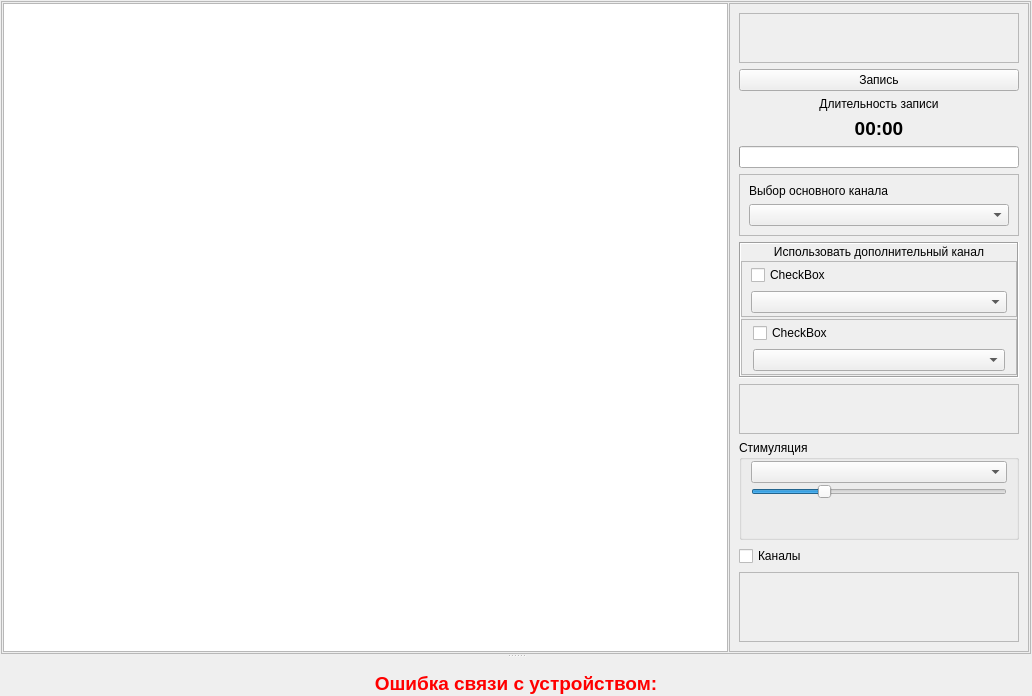
Qt form metodics/trenagers/trenexecute.ui (grigp/a-analyser) before a commit.
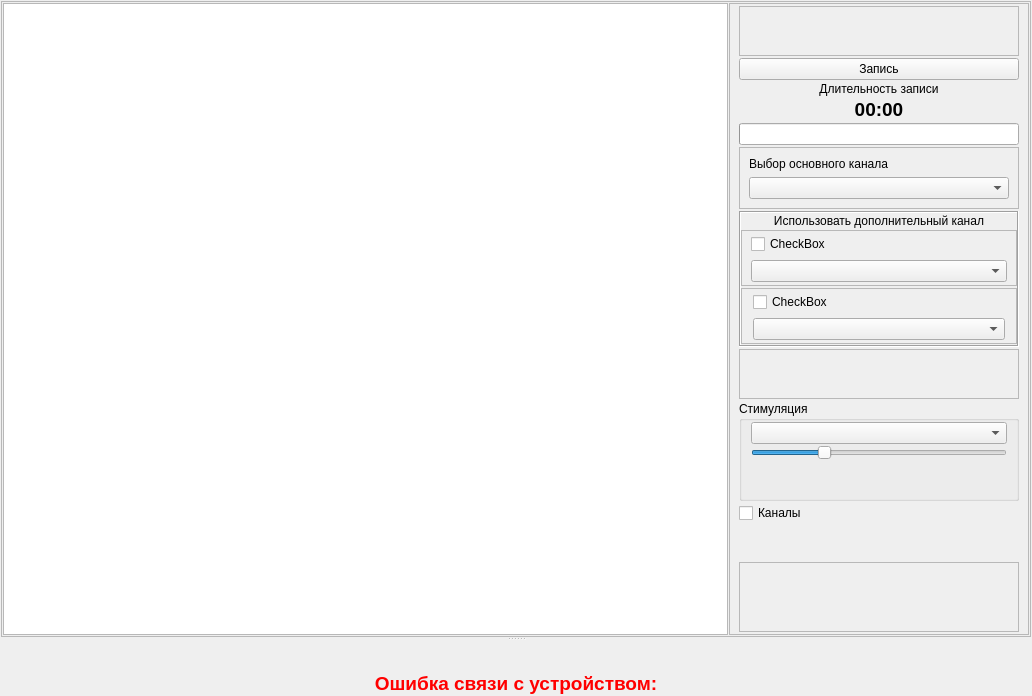
The same form after that commit. Icons and pictures are not drawn. Custom widgets are drawn as their Qt base class.

Commit message: Тетрис. Сброс фигур

The edit to the form file:
```diff
--- a/metodics/trenagers/trenexecute.ui
+++ b/metodics/trenagers/trenexecute.ui
@@ -87,6 +87,15 @@
           <enum>QFrame::Raised</enum>
          </property>
          <layout class="QVBoxLayout" name="verticalLayout">
+          <property name="spacing">
+           <number>2</number>
+          </property>
+          <property name="topMargin">
+           <number>2</number>
+          </property>
+          <property name="bottomMargin">
+           <number>2</number>
+          </property>
           <item>
            <widget class="QFrame" name="frGameControl">
             <property name="minimumSize">
@@ -105,15 +114,21 @@
              <number>0</number>
             </property>
             <layout class="QVBoxLayout" name="verticalLayout_5">
+             <property name="spacing">
+              <number>2</number>
+             </property>
              <property name="leftMargin">
               <number>0</number>
              </property>
              <property name="topMargin">
-              <number>11</number>
+              <number>2</number>
              </property>
              <property name="rightMargin">
               <number>0</number>
              </property>
+             <property name="bottomMargin">
+              <number>2</number>
+             </property>
             </layout>
            </widget>
           </item>
@@ -358,12 +373,21 @@
              <enum>QFrame::Raised</enum>
             </property>
             <layout class="QVBoxLayout" name="verticalLayout_4">
+             <property name="spacing">
+              <number>2</number>
+             </property>
              <property name="leftMargin">
               <number>1</number>
              </property>
+             <property name="topMargin">
+              <number>2</number>
+             </property>
              <property name="rightMargin">
               <number>1</number>
              </property>
+             <property name="bottomMargin">
+              <number>2</number>
+             </property>
             </layout>
            </widget>
           </item>
@@ -469,6 +493,9 @@
              <enum>QFrame::Raised</enum>
             </property>
             <layout class="QVBoxLayout" name="verticalLayout_6">
+             <property name="spacing">
+              <number>0</number>
+             </property>
              <property name="leftMargin">
               <number>0</number>
              </property>
```
The commit also changes 1 other file.
